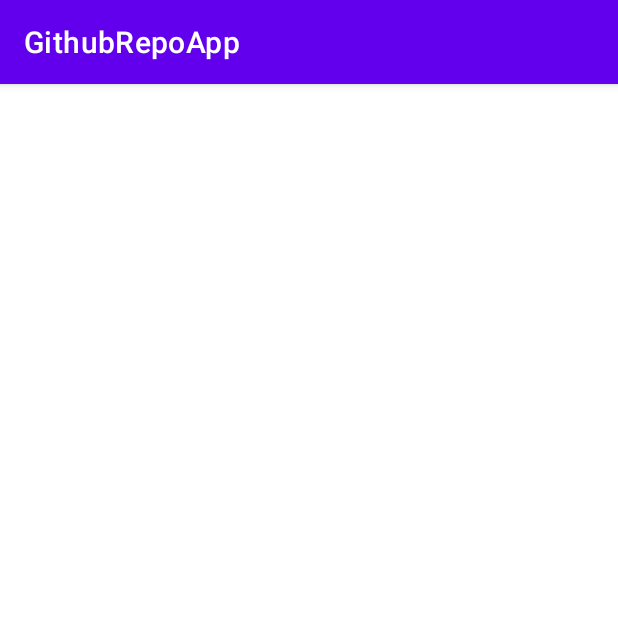
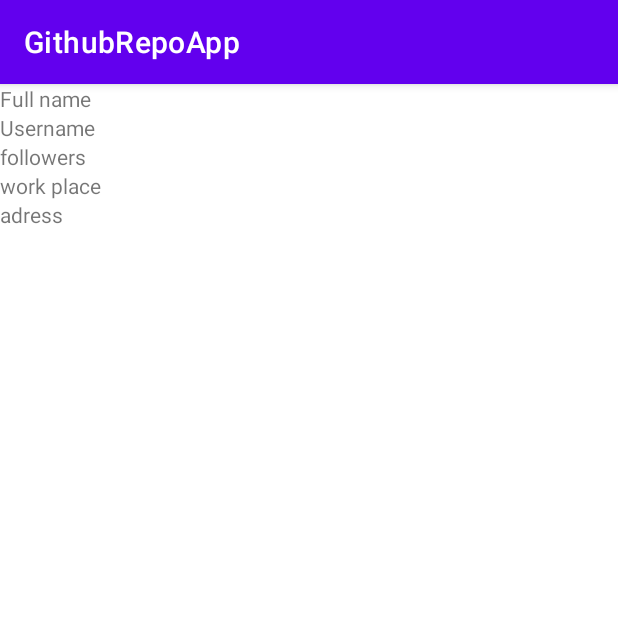
Before and after one commit to mavinii/GithubRepoApp, an Android app: the screen it shows after launch (MainActivity), on a phone screen of 412 x 824 dp, the top half of it. Run offline under Robolectric (Android 15) with nearby library versions, the phone set to English and light mode, and no system bars.

Commit message:
App working fetching data from API deleted PostsAdapter not necessary at moment deleted recycle_main layout not necessary

```diff
--- a/app/src/main/java/com/josue/githubrepoapp/MainActivity.kt
+++ b/app/src/main/java/com/josue/githubrepoapp/MainActivity.kt
@@ -3,15 +3,15 @@ package com.josue.githubrepoapp
 import androidx.appcompat.app.AppCompatActivity
 import android.os.Bundle
 import android.util.Log
+import android.widget.TextView
 import androidx.recyclerview.widget.LinearLayoutManager
 import androidx.recyclerview.widget.RecyclerView
 import com.google.gson.Gson
+import com.google.gson.GsonBuilder
+import kotlinx.android.synthetic.main.activity_main.*
 import okhttp3.*
 import java.io.IOException
 
-
-private lateinit var newRecyclerView : RecyclerView
-private lateinit var userGitData: Array<UserGitData>
 
 // APP IS USING GITHUB API
 class MainActivity : AppCompatActivity() {
@@ -19,6 +19,13 @@ class MainActivity : AppCompatActivity() {
         super.onCreate(savedInstanceState)
         setContentView(R.layout.activity_main)
 
+        //starting fun to get data from API
+        fetchData()
+
+    }//finish fun onCreate
+
+    //fun to get data from API
+    private fun fetchData() {
         //start okHttpClient
         val client = OkHttpClient()
         val request = Request.Builder().url("https://api.github.com/users/Torvalds").build()
@@ -28,21 +35,25 @@ class MainActivity : AppCompatActivity() {
             }
             override fun onResponse(call: Call, response: Response) {
                 if (response.isSuccessful) {
+                    //getting the body from GITHUB API
                     val bodyString = response.body?.string()
-                    val json = Gson()
-                    userGitData = arrayOf(json.fromJson(bodyString, UserGitData::class.java))
-                    //Log.i("info", "msg: $userGitData")
+                    //using Gson constructor
+                    val gson = GsonBuilder().create()
+                    //variable to store data using data class UserGitData where is all variables addressed
+                    val gitHubData = gson.fromJson(bodyString, UserGitData::class.java)
+                    //confirmed its working with println(GITHUB DATA)
+                    //println(gitHubData)
+                    //addressing to main thread
+                    runOnUiThread{
+                        //addressing all the info to the right spot in the layout
+                    findViewById<TextView>(R.id.userName).text = gitHubData.login
+
+                    }
                 }
             }
         })//finish okHttpClient
 
-        userGitData = arrayOf()
-        newRecyclerView = findViewById(R.id.recycleView)
-        newRecyclerView.layoutManager = LinearLayoutManager(this)
-        newRecyclerView.setHasFixedSize(true)
-        var adapter = PostsAdapter(userGitData,this@MainActivity)
-        newRecyclerView.adapter = adapter
-    }//finish fun onCreate
+    }//finish fun fetchData
 
 
 }//finish Class MainActivity
--- a/app/src/main/java/com/josue/githubrepoapp/UserGitData.kt
+++ b/app/src/main/java/com/josue/githubrepoapp/UserGitData.kt
@@ -9,5 +9,6 @@ data class UserGitData(
     @SerializedName("company")val company: String,
     @SerializedName("location")val location: String,
     @SerializedName("followers")val followers: Int,
-    @SerializedName("following")val following: Int
+    @SerializedName("following")val following: Int,
+
 )
--- a/app/src/main/res/layout/activity_main.xml
+++ b/app/src/main/res/layout/activity_main.xml
@@ -8,10 +8,41 @@
     android:orientation="vertical"
     tools:context=".MainActivity">
 
-    <androidx.recyclerview.widget.RecyclerView
-        android:id="@+id/recycleView"
+    <ImageView
+        android:id="@+id/avatarImage"
         android:layout_width="match_parent"
-        android:layout_height="wrap_content" />
+        android:layout_height="wrap_content"
+        tools:srcCompat="@tools:sample/avatars" />
+
+    <TextView
+        android:id="@+id/userFullName"
+        android:layout_width="match_parent"
+        android:layout_height="wrap_content"
+        android:text="Full name" />
+
+    <TextView
+        android:id="@+id/userName"
+        android:layout_width="match_parent"
+        android:layout_height="wrap_content"
+        android:text="Username"/>
+
+    <TextView
+        android:id="@+id/userFollows"
+        android:layout_width="match_parent"
+        android:layout_height="wrap_content"
+        android:text="followers" />
+
+    <TextView
+        android:id="@+id/userWorkplace"
+        android:layout_width="match_parent"
+        android:layout_height="wrap_content"
+        android:text="work place" />
+
+    <TextView
+        android:id="@+id/userAddress"
+        android:layout_width="match_parent"
+        android:layout_height="wrap_content"
+        android:text="adress" />
 
 
 </LinearLayout>
```
Also changed, not shown: app/src/main/java/com/josue/githubrepoapp/PostsAdapter.kt (deleted, +0 -49 lines), app/src/main/res/layout/recycle_main.xml (deleted, +0 -46 lines).
